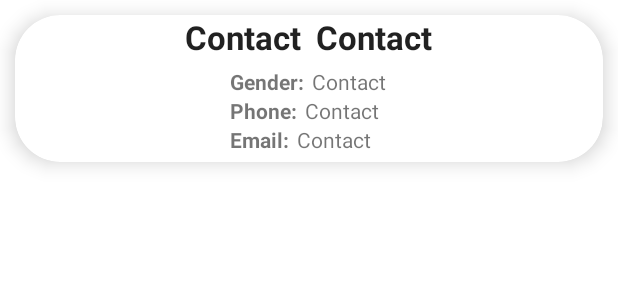
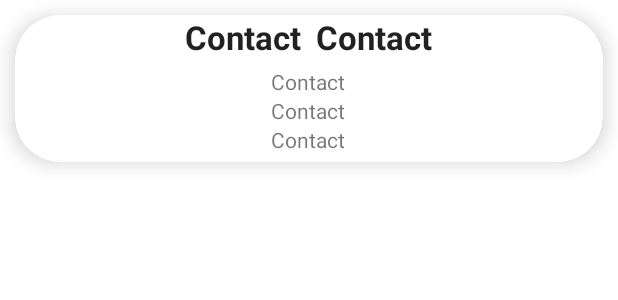
Before and after one commit to LuciaHeredia/ContactsApp, an Android app: the layout contact_item.xml on its own in the app's theme, with its tools: preview values and no code run, on a phone screen of 412 x 824 dp. Shown: the top 300 px of the screen. Run offline under Robolectric (Android 15) with nearby library versions, the light colour scheme and no system bars.

Commit message:
contact card design change

```diff
--- a/app/src/main/res/layout/contact_item.xml
+++ b/app/src/main/res/layout/contact_item.xml
@@ -54,15 +54,8 @@
                 android:id="@+id/ll_gender"
                 android:layout_width="wrap_content"
                 android:layout_height="wrap_content"
+                android:layout_gravity="center"
                 android:orientation="horizontal">
-                <TextView
-                    android:id="@+id/tv_gender"
-                    android:layout_width="wrap_content"
-                    android:layout_height="wrap_content"
-                    android:text="@string/gender_field"
-                    android:layout_marginEnd="5dp"
-                    android:textStyle="bold"
-                    android:textAppearance="@style/TextAppearance.AppCompat.Small"/>
                 <TextView
                     android:id="@+id/tv_gender_data"
                     android:layout_width="wrap_content"
@@ -76,15 +69,8 @@
                 android:id="@+id/ll_phone"
                 android:layout_width="wrap_content"
                 android:layout_height="wrap_content"
+                android:layout_gravity="center"
                 android:orientation="horizontal">
-                <TextView
-                    android:id="@+id/tv_phone"
-                    android:layout_width="wrap_content"
-                    android:layout_height="wrap_content"
-                    android:text="@string/phone_field"
-                    android:layout_marginEnd="5dp"
-                    android:textStyle="bold"
-                    android:textAppearance="@style/TextAppearance.AppCompat.Small"/>
                 <TextView
                     android:id="@+id/tv_phone_data"
                     android:layout_width="wrap_content"
@@ -98,15 +84,8 @@
                 android:id="@+id/ll_email"
                 android:layout_width="wrap_content"
                 android:layout_height="wrap_content"
+                android:layout_gravity="center"
                 android:orientation="horizontal">
-                <TextView
-                    android:id="@+id/tv_email"
-                    android:layout_width="wrap_content"
-                    android:layout_height="wrap_content"
-                    android:text="@string/email_field"
-                    android:layout_marginEnd="5dp"
-                    android:textStyle="bold"
-                    android:textAppearance="@style/TextAppearance.AppCompat.Small"/>
                 <TextView
                     android:id="@+id/tv_email_data"
                     android:layout_width="wrap_content"
```
